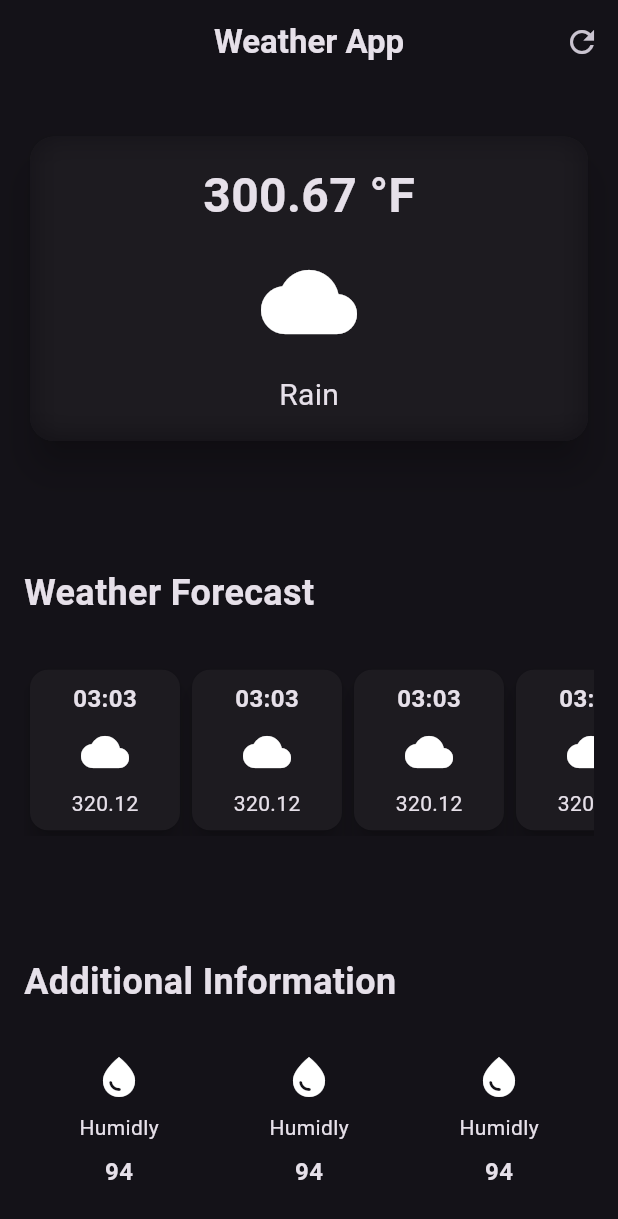
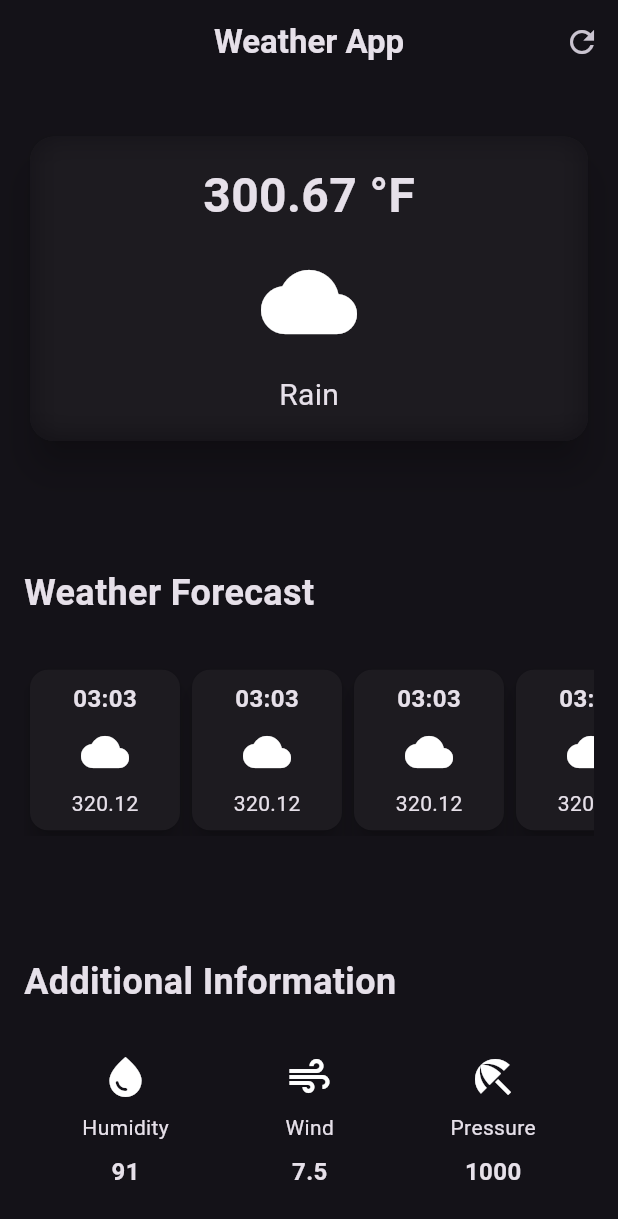
Before and after one commit to jodosjodos/weather_app, a Flutter app: the screen it shows after launch, on a phone screen of 412 x 824 dp. Shown: the top 1219 px of the screen. Run offline on Flutter 3.47's test engine with Material 3 defaults, Android fonts, the phone set to English and light mode, and no system bars.

Commit message:
[fix] make addition widget  dynamic

```diff
--- a/lib/additional_information_item.dart
+++ b/lib/additional_information_item.dart
@@ -1,30 +1,36 @@
 import 'package:flutter/material.dart';
 
 class AdditionalInformation extends StatelessWidget {
+  final IconData icon;
+  final String label;
+  final String value;
   const AdditionalInformation({
     super.key,
+    required this.icon,
+    required this.label,
+    required this.value,
   });
 
   @override
   Widget build(BuildContext context) {
-    return const Column(
+    return Column(
       children: [
         Icon(
-          Icons.water_drop,
+          icon,
           size: 32,
         ),
-        SizedBox(
+        const SizedBox(
           height: 8,
         ),
         Text(
-          "Humidly",
+          label,
         ),
-        SizedBox(
+        const SizedBox(
           height: 8,
         ),
         Text(
-          "94",
-          style: TextStyle(fontSize: 16, fontWeight: FontWeight.bold),
+          value,
+          style: const TextStyle(fontSize: 16, fontWeight: FontWeight.bold),
         ),
       ],
     );
--- a/lib/weather_screen.dart
+++ b/lib/weather_screen.dart
@@ -126,9 +126,21 @@ class WeatherScreen extends StatelessWidget {
             const Row(
               mainAxisAlignment: MainAxisAlignment.spaceAround,
               children: [
-                AdditionalInformation(),
-                AdditionalInformation(),
-                AdditionalInformation(),
+                AdditionalInformation(
+                  icon: Icons.water_drop,
+                  label: "Humidity",
+                  value: "91",
+                ),
+                AdditionalInformation(
+                  icon: Icons.air,
+                  label: "Wind",
+                  value: "7.5",
+                ),
+                AdditionalInformation(
+                  icon: Icons.beach_access,
+                  label: "Pressure",
+                  value: "1000",
+                ),
               ],
             )
             // weather forecast cards
```
